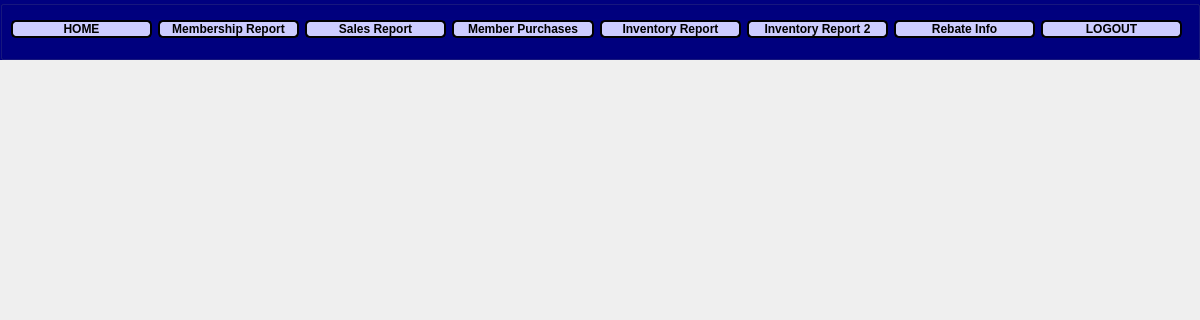
Above: BulkClub/manager.ui from JShinozuka/Project2 before the change; both pictures show x 0 to 1200 and y 0 to 320 of the 1200 by 700 pixel window. Below: the same form after it.
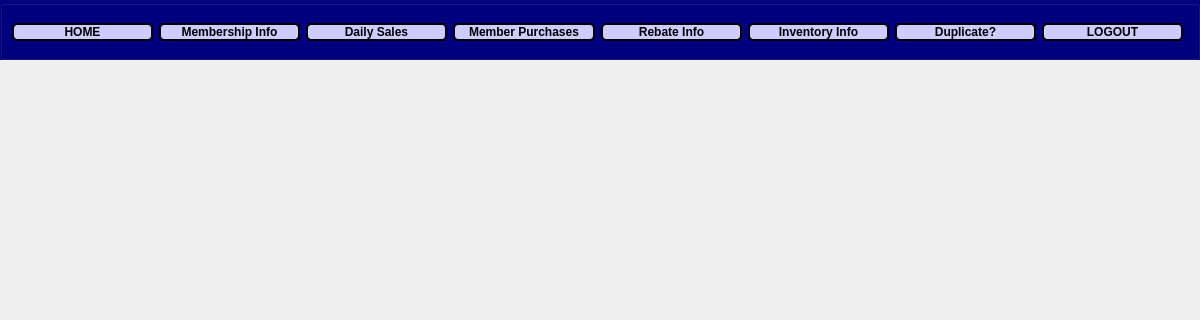
That is the form after the change.

Patch:
```diff
--- a/BulkClub/manager.ui
+++ b/BulkClub/manager.ui
@@ -49,10 +49,10 @@
    <widget class="QWidget" name="">
     <property name="geometry">
      <rect>
-      <x>11</x>
-      <y>19</y>
+      <x>12</x>
+      <y>20</y>
       <width>1171</width>
-      <height>21</height>
+      <height>24</height>
      </rect>
     </property>
     <layout class="QHBoxLayout" name="horizontalLayout">
@@ -100,12 +100,12 @@
 border-radius: 5px;</string>
        </property>
        <property name="text">
-        <string>Membership Report</string>
+        <string>Membership Info</string>
        </property>
       </widget>
      </item>
      <item>
-      <widget class="QPushButton" name="salesButton">
+      <widget class="QPushButton" name="dailySalesButton">
        <property name="maximumSize">
         <size>
          <width>16777215</width>
@@ -127,7 +127,7 @@
 border-radius: 5px;</string>
        </property>
        <property name="text">
-        <string>Sales Report</string>
+        <string>Daily Sales</string>
        </property>
       </widget>
      </item>
@@ -153,55 +153,7 @@
       </widget>
      </item>
      <item>
-      <widget class="QPushButton" name="inventoryButton">
-       <property name="maximumSize">
-        <size>
-         <width>16777215</width>
-         <height>16777215</height>
-        </size>
-       </property>
-       <property name="font">
-        <font>
-         <pointsize>9</pointsize>
-         <weight>75</weight>
-         <bold>true</bold>
-        </font>
-       </property>
-       <property name="styleSheet">
-        <string notr="true">background-color:#ccccff;
-border-style: solid;
-border-color: black;
-border-width: 2px;
-border-radius: 5px;</string>
-       </property>
-       <property name="text">
-        <string>Inventory Report</string>
-       </property>
-      </widget>
-     </item>
-     <item>
-      <widget class="QPushButton" name="pushButton">
-       <property name="font">
-        <font>
-         <pointsize>9</pointsize>
-         <weight>75</weight>
-         <bold>true</bold>
-        </font>
-       </property>
-       <property name="styleSheet">
-        <string notr="true">background-color:#ccccff;
-border-style: solid;
-border-color: black;
-border-width: 2px;
-border-radius: 5px;</string>
-       </property>
-       <property name="text">
-        <string>Inventory Report 2</string>
-       </property>
-      </widget>
-     </item>
-     <item>
-      <widget class="QPushButton" name="salesButton_2">
+      <widget class="QPushButton" name="rebateButton">
        <property name="maximumSize">
         <size>
          <width>16777215</width>
@@ -227,6 +179,54 @@
        </property>
       </widget>
      </item>
+     <item>
+      <widget class="QPushButton" name="inventoryButton">
+       <property name="font">
+        <font>
+         <pointsize>9</pointsize>
+         <weight>75</weight>
+         <bold>true</bold>
+        </font>
+       </property>
+       <property name="styleSheet">
+        <string notr="true">background-color:#ccccff;
+border-style: solid;
+border-color: black;
+border-width: 2px;
+border-radius: 5px;</string>
+       </property>
+       <property name="text">
+        <string>Inventory Info</string>
+       </property>
+      </widget>
+     </item>
+     <item>
+      <widget class="QPushButton" name="salesButton">
+       <property name="maximumSize">
+        <size>
+         <width>16777215</width>
+         <height>16777215</height>
+        </size>
+       </property>
+       <property name="font">
+        <font>
+         <pointsize>9</pointsize>
+         <weight>75</weight>
+         <bold>true</bold>
+        </font>
+       </property>
+       <property name="styleSheet">
+        <string notr="true">background-color:#ccccff;
+border-style: solid;
+border-color: black;
+border-width: 2px;
+border-radius: 5px;</string>
+       </property>
+       <property name="text">
+        <string>Duplicate?</string>
+       </property>
+      </widget>
+     </item>
      <item>
       <widget class="QPushButton" name="logoutButton">
        <property name="font">
```
Left out of the diff: 2 changed lines with no effect on the pictures.
